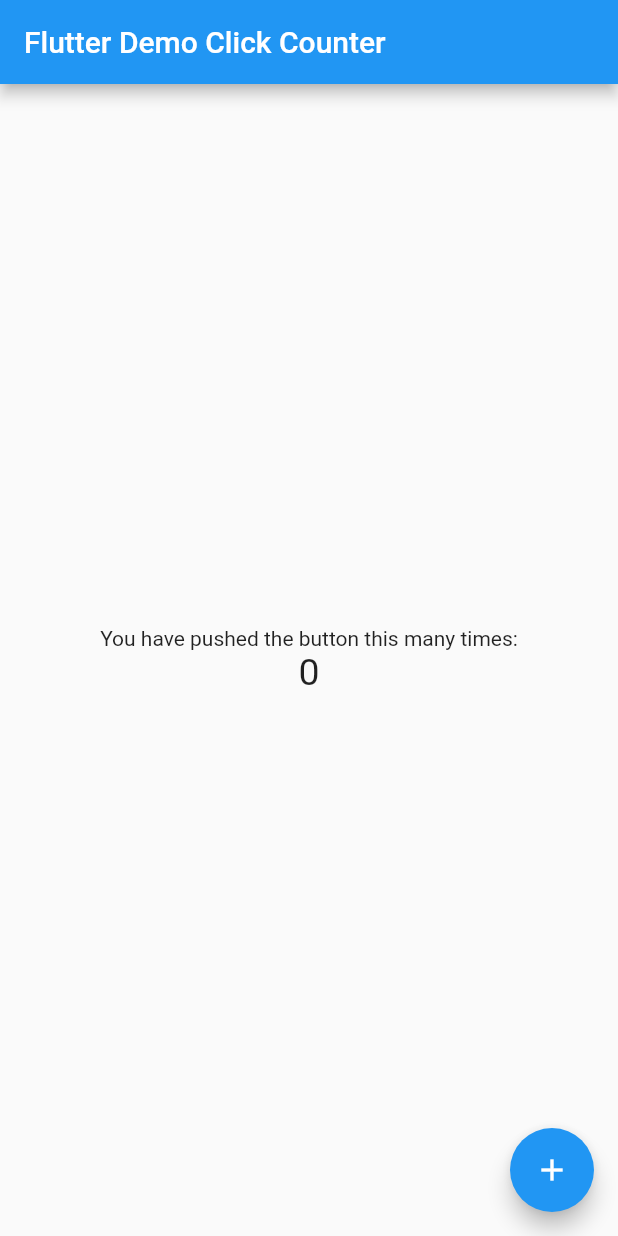
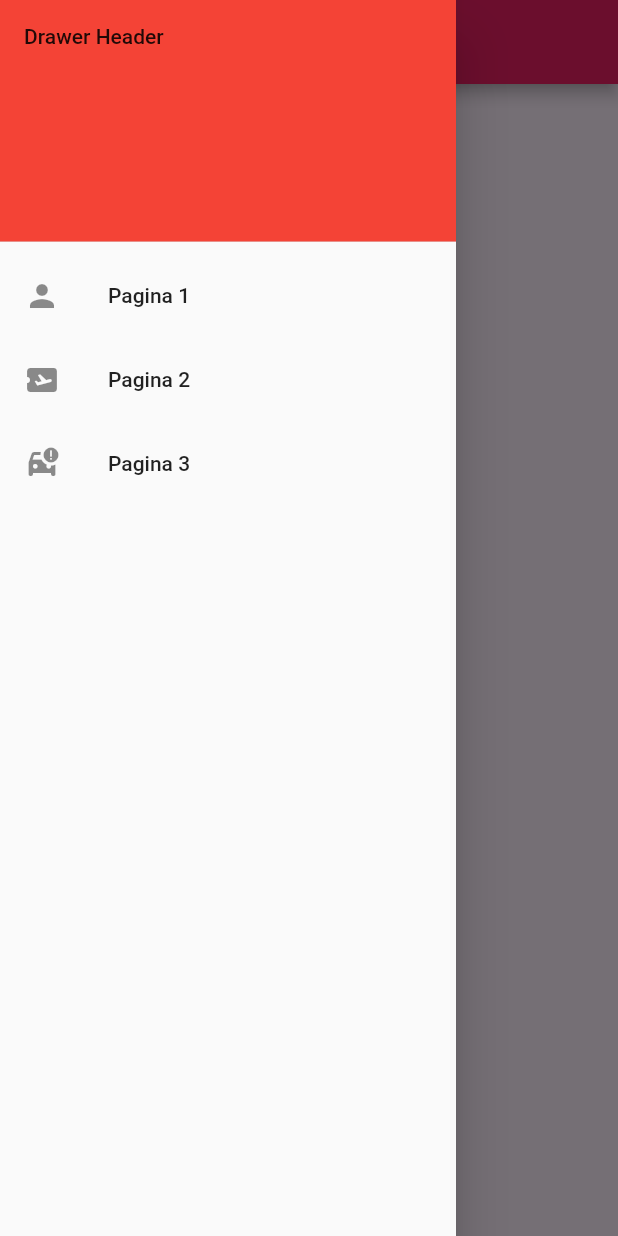
Before and after one commit to ReyMarroquin6J/Drawer_practica4, a Flutter app: the screen it shows after launch, with the side drawer open (before the commit the screen has no drawer), on a phone screen of 412 x 824 dp. Run offline on Flutter 3.47's test engine with Material 2 defaults, Android fonts, the phone set to English and light mode, and no system bars.

Commit message:
DrawerV2

```diff
--- a/lib/main.dart
+++ b/lib/main.dart
@@ -4,15 +4,16 @@ void main() => runApp(MyApp());
 
 class MyApp extends StatelessWidget {
   const MyApp({super.key});
-  static const String _title = 'Flutter Stateful Clicker Counter';
+  static const String _title = 'Abarrotes Don Rey';
   // This widget is the root of your application.
   @override
   Widget build(BuildContext context) {
     return MaterialApp(
       title: _title,
       theme: ThemeData(
-        primarySwatch: Colors.blue,
+        primarySwatch: Colors.pink,
       ),
+      debugShowCheckedModeBanner: false,
       home: MyHomePage(),
     );
   }
@@ -20,72 +21,62 @@ class MyApp extends StatelessWidget {
 
 class MyHomePage extends StatefulWidget {
   const MyHomePage({super.key});
-  // This widget is the home page of your application. It is stateful, meaning
-  // that it has a State object (defined below) that contains fields that affect
-  // how it looks.
-  // This class is the configuration for the state.
+
   @override
   _MyHomePageState createState() => _MyHomePageState();
 }
 
 class _MyHomePageState extends State<MyHomePage> {
-  int _counter = 0;
-
-  void _incrementCounter() {
-    setState(() {
-      // This call to setState tells the Flutter framework that something has
-      // changed in this State, which causes it to rerun the build method below
-      // so that the display can reflect the updated values. If we changed
-      // _counter without calling setState(), then the build method would not be
-      // called again, and so nothing would appear to happen.
-      _counter++;
-    });
-  }
-
   @override
   Widget build(BuildContext context) {
-    // This method is rerun every time setState is called, for instance as done
-    // by the _incrementCounter method above.
-    //
-    // The Flutter framework has been optimized to make rerunning build methods
-    // fast, so that you can just rebuild anything that needs updating rather
-    // than having to individually change instances of widgets.
     return Scaffold(
       appBar: AppBar(
-        // Here we take the value from the MyHomePage object that was created by
-        // the App.build method, and use it to set our appbar title.
-        title: Text('Flutter Demo Click Counter'),
+        centerTitle: true,
+        title: Text('Don Chingon'),
       ),
-      body: Center(
-        // Center is a layout widget. It takes a single child and positions it
-        // in the middle of the parent.
-        child: Column(
-          // Column is also a layout widget. It takes a list of children and
-          // arranges them vertically. By default, it sizes itself to fit its
-          // children horizontally, and tries to be as tall as its parent.
-          //
-          // Column has various properties to control how it sizes itself and
-          // how it positions its children. Here we use mainAxisAlignment to
-          // center the children vertically; the main axis here is the vertical
-          // axis because Columns are vertical (the cross axis would be
-          // horizontal).
-          mainAxisAlignment: MainAxisAlignment.center,
-          children: <Widget>[
-            Text(
-              'You have pushed the button this many times:',
+      backgroundColor: const Color(0xfffff2ff),
+      drawer: Drawer(
+        child: ListView(
+          // Important: Remove any padding from the ListView.
+          padding: EdgeInsets.zero,
+          children: [
+            const DrawerHeader(
+              decoration: BoxDecoration(
+                color: Colors.red,
+              ),
+              child: Text('Drawer Header'),
             ),
-            Text(
-              '$_counter',
-              style: TextStyle(fontSize: 25),
+            ListTile(
+              leading: Icon(
+                Icons.person,
+              ),
+              title: const Text('Pagina 1'),
+              onTap: () {
+                Navigator.pop(context);
+              },
+            ),
+            ListTile(
+              leading: Icon(
+                Icons.airplane_ticket,
+              ),
+              title: const Text('Pagina 2'),
+              onTap: () {
+                Navigator.pop(context);
+              },
+            ),
+            ListTile(
+              leading: Icon(
+                Icons.car_crash,
+              ),
+              title: const Text('Pagina 3'),
+              onTap: () {
+                Navigator.pop(context);
+              },
             ),
           ],
         ),
       ),
-      floatingActionButton: FloatingActionButton(
-        onPressed: _incrementCounter,
-        tooltip: 'Increment',
-        child: Icon(Icons.add),
-      ),
+      body: Center(),
     );
   }
 }
```
